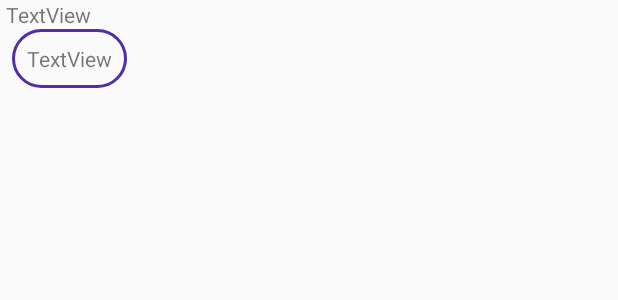
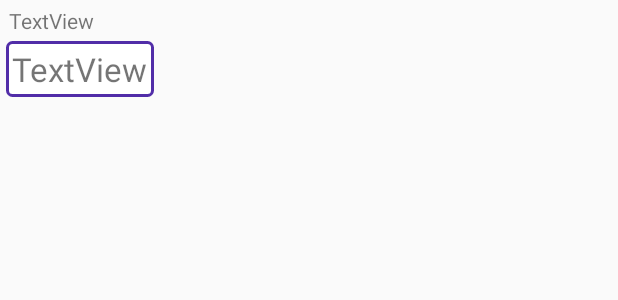
Before and after one commit to RedArmadillo/AndroidChatApp, an Android app: the layout received_message_row.xml on its own in the app's theme, with its tools: preview values and no code run, on a phone screen of 412 x 824 dp. Shown: the top 300 px of the screen. Run offline under Robolectric (Android 15) with nearby library versions, the phone set to English and light mode, and no system bars; Roboto replaces fonts that are not available here.

Commit message:
Finish decoration for a single chat room.

```diff
--- a/app/src/main/java/group7/tcss450/uw/edu/chatapp/Fragment/ChatFragment.java
+++ b/app/src/main/java/group7/tcss450/uw/edu/chatapp/Fragment/ChatFragment.java
@@ -101,14 +101,14 @@ public class ChatFragment extends Fragment {
                     this::publishProgress)
                     .setTimeStamp(prefs.getString(getString(R.string.keys_prefs_time_stamp), "0"))
                     .setExceptionHandler(this::handleError)
-                    .setDelay(100)
+                    .setDelay(10)
                     .build();
         } else {
             //no record of a saved timestamp. must be a first time login
             mListenManager = new ListenManager.Builder(retrieve.toString(),
                     this::publishProgress)
                     .setExceptionHandler(this::handleError)
-                    .setDelay(100)
+                    .setDelay(10)
                     .build();
         }
 
@@ -183,6 +183,7 @@ public class ChatFragment extends Fragment {
                 return;
             }
             mAdapter.notifyDataSetChanged();
+            mRecycleView.smoothScrollToPosition(mAdapter.getItemCount() - 1);
 
           /*
            getActivity().runOnUiThread(() -> {
--- a/app/src/main/java/group7/tcss450/uw/edu/chatapp/Utils/MessageListAdapter.java
+++ b/app/src/main/java/group7/tcss450/uw/edu/chatapp/Utils/MessageListAdapter.java
@@ -48,7 +48,7 @@ public class MessageListAdapter extends RecyclerView.Adapter {
                 mContext.getSharedPreferences(mContext.getString(R.string.keys_shared_prefs),
                         Context.MODE_PRIVATE);
         String currentUser = prefs.getString(mContext.getString(R.string.keys_prefs_username), "");
-        if (m.getUsername() == currentUser) {
+        if (m.getUsername().equals(currentUser)) {
             return VIEW_TYPE_MESSAGE_SENT;
         } else {
             return VIEW_TYPE_MESSAGE_RECEIVED;
--- /dev/null
+++ b/app/src/main/res/drawable/received_message_background.xml
@@ -0,0 +1,14 @@
+<?xml version="1.0" encoding="utf-8"?>
+<shape xmlns:android="http://schemas.android.com/apk/res/android"
+    android:shape="rectangle" >
+    <solid
+        android:color="@android:color/white" >
+    </solid>
+    <stroke android:width="2dp" android:color="@color/colorPrimaryDark"/>
+
+    <corners
+        android:radius="3dp">
+    </corners>
+    <padding>8dp</padding>
+
+</shape>
--- a/app/src/main/res/layout/fragment_chat.xml
+++ b/app/src/main/res/layout/fragment_chat.xml
@@ -10,16 +10,18 @@
     <android.support.v7.widget.RecyclerView
         android:id="@+id/chatOuputRecycleView"
         android:layout_width="368dp"
-        android:layout_height="417dp"
+        android:layout_height="0dp"
+        android:layout_marginBottom="8dp"
+        app:layout_constraintBottom_toTopOf="@+id/chatBox"
         app:layout_constraintEnd_toEndOf="parent"
         app:layout_constraintStart_toStartOf="parent"
         app:layout_constraintTop_toTopOf="parent" />
 
 
     <View
+        android:id="@+id/view"
         android:layout_width="match_parent"
         android:layout_height="2dp"
-        android:layout_marginBottom="0dp"
         android:background="@color/colorPrimaryDark"
         app:layout_constraintBottom_toTopOf="@+id/chatBox"
         app:layout_constraintLeft_toLeftOf="parent"
--- a/app/src/main/res/layout/nav_header_landing.xml
+++ b/app/src/main/res/layout/nav_header_landing.xml
@@ -17,6 +17,7 @@
         android:id="@+id/nav_header_username_display"
         android:layout_width="match_parent"
         android:layout_height="wrap_content"
+        android:textSize="60px"
         android:paddingTop="@dimen/nav_header_vertical_spacing"
         android:textAppearance="@style/TextAppearance.AppCompat.Body1" />
 
--- a/app/src/main/res/layout/received_message_row.xml
+++ b/app/src/main/res/layout/received_message_row.xml
@@ -9,16 +9,19 @@
         android:layout_height="wrap_content"
         android:layout_alignParentStart="true"
         android:layout_alignParentTop="true"
-        android:layout_marginStart="4dp"
+        android:layout_marginLeft="2dp"
+        android:padding="4dp"
         android:text="TextView" />
 
     <TextView
         android:id="@+id/receivedMessage"
-        android:background="@drawable/customborder"
+        android:textSize="10pt"
+        android:background="@drawable/received_message_background"
         android:layout_width="wrap_content"
         android:layout_height="wrap_content"
         android:layout_alignParentStart="true"
         android:layout_below="@+id/receivedMessageSender"
-        android:layout_marginStart="8dp"
+        android:layout_marginLeft="4dp"
+        android:padding="4dp"
         android:text="TextView" />
 </RelativeLayout>
```
Also changed, not shown: app/src/main/res/drawable/sent_message_background.xml (added, +11 -0 lines), app/src/main/res/layout/sent_message_row.xml (+7 -4 lines).
